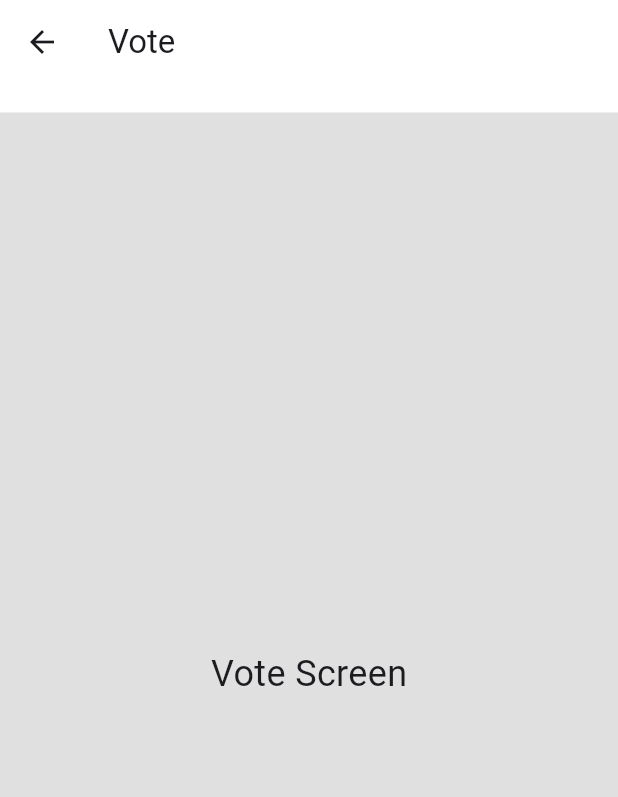
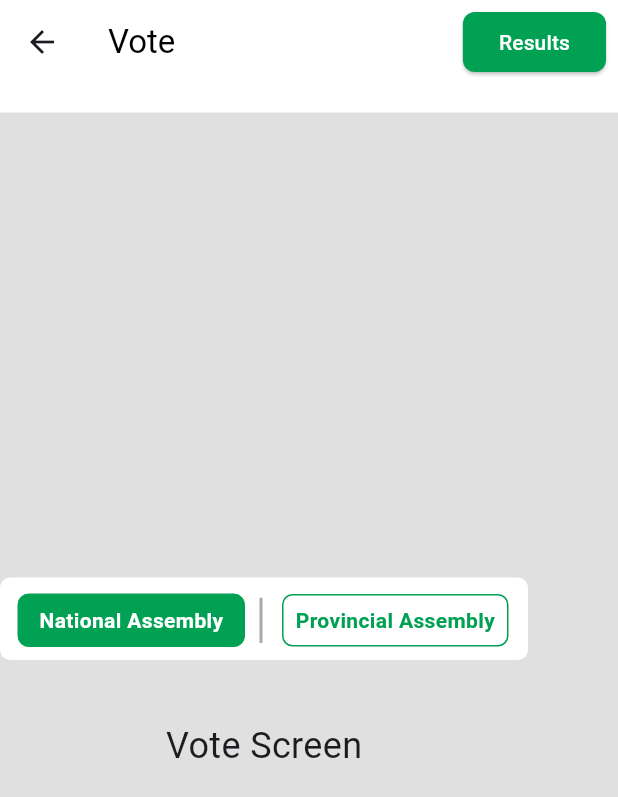
Before and after one commit to muhammadhussnainsaeed/VotingApp, a Flutter app: the VoteScreen screen opened directly, on a phone screen of 412 x 824 dp. Shown: the top 797 px of the screen. Run offline on Flutter 3.47's test engine with Material 3 defaults, Android fonts, the phone set to English and light mode, and no system bars.

Commit message:
new classes

```diff
--- /dev/null
+++ b/lib/ResultScreen.dart
@@ -0,0 +1,20 @@
+import 'package:flutter/material.dart';
+
+class ResultsScreen extends StatelessWidget {
+  @override
+  Widget build(BuildContext context) {
+    return Scaffold(
+      appBar: AppBar(
+        title: Text('Results', style: TextStyle(color: Colors.black)),
+        backgroundColor: Colors.white,
+      ),
+      backgroundColor: Colors.grey[300],
+      body: Center(
+        child: Text(
+          'Results Screen',
+          style: TextStyle(fontSize: 24),
+        ),
+      ),
+    );
+  }
+}
--- a/lib/VoteScreen.dart
+++ b/lib/VoteScreen.dart
@@ -1,20 +1,195 @@
 import 'package:flutter/material.dart';
+import 'ResultScreen.dart';
 
-class VoteScreen extends StatelessWidget {
+class VoteScreen extends StatefulWidget {
+  @override
+  _VoteScreenState createState() => _VoteScreenState();
+}
+
+class _VoteScreenState extends State<VoteScreen> {
+  bool isNationalSelected = true;
+
+  void _selectNational() {
+    setState(() {
+      isNationalSelected = true;
+    });
+  }
+
+  void _selectProvincial() {
+    setState(() {
+      isNationalSelected = false;
+    });
+  }
+
+  Widget _buildToggleOption(String label, VoidCallback onTap, bool isSelected, {double? left, required double width}) {
+    return Positioned(
+      left: left,
+      top: 0,
+      child: GestureDetector(
+        onTap: onTap,
+        child: Container(
+          width: width,
+          height: 35,
+          decoration: ShapeDecoration(
+            color: isSelected ? Color(0xFF00A153) : Colors.transparent,
+            shape: RoundedRectangleBorder(
+              borderRadius: BorderRadius.circular(7),
+              side: BorderSide(
+                color: Color(0xFF00A153),
+                width: isSelected ? 0 : 1,
+              ),
+            ),
+          ),
+          alignment: Alignment.center,
+          child: Text(
+            label,
+            style: TextStyle(
+              color: isSelected ? Colors.white : Color(0xFF00A153),
+              fontWeight: FontWeight.bold,
+            ),
+          ),
+        ),
+      ),
+    );
+  }
+
+  Widget _buildSelectionToggle(double screenWidth) {
+    double toggleWidth = screenWidth - 60; // 60 accounts for padding on both sides
+    double buttonWidth = (toggleWidth - 30) / 2; // 30 accounts for the space between the buttons
+
+    return Container(
+      width: toggleWidth,
+      height: 55,
+      child: Stack(
+        children: [
+          Positioned(
+            left: 0,
+            top: 0,
+            child: Container(
+              width: toggleWidth,
+              height: 55,
+              decoration: ShapeDecoration(
+                color: Colors.white,
+                shape: RoundedRectangleBorder(
+                  borderRadius: BorderRadius.circular(7),
+                ),
+              ),
+            ),
+          ),
+          Positioned(
+            left: 12,
+            top: 11,
+            child: Container(
+              width: toggleWidth - 24,
+              height: 35,
+              child: Stack(
+                children: [
+                  Positioned(
+                    left: buttonWidth + 2,
+                    top: 2.47,
+                    child: Opacity(
+                      opacity: 0.80,
+                      child: Transform(
+                        transform: Matrix4.identity()..rotateZ(1.57),
+                        child: Container(
+                          width: 30.24,
+                          decoration: ShapeDecoration(
+                            shape: RoundedRectangleBorder(
+                              side: BorderSide(
+                                width: 1,
+                                color: Color(0xFF939393),
+                              ),
+                            ),
+                          ),
+                        ),
+                      ),
+                    ),
+                  ),
+                  _buildToggleOption(
+                    'National Assembly',
+                    _selectNational,
+                    isNationalSelected,
+                    width: buttonWidth - 10,
+                  ),
+                  _buildToggleOption(
+                    'Provincial Assembly',
+                    _selectProvincial,
+                    !isNationalSelected,
+                    left: buttonWidth + 15,
+                    width: buttonWidth - 10,
+                  ),
+                ],
+              ),
+            ),
+          ),
+        ],
+      ),
+    );
+  }
+
   @override
   Widget build(BuildContext context) {
+    double screenWidth = MediaQuery.of(context).size.width;
+
     return Scaffold(
       appBar: PreferredSize(
         preferredSize: Size.fromHeight(75), // Increase the height of the AppBar
         child: AppBar(
-          title: Text('Vote'),
+          title: Text('Vote', style: TextStyle(color: Colors.black)), // Set text color to black
           backgroundColor: Colors.white,
+          actions: [
+            Padding(
+              padding: const EdgeInsets.all(8.0),
+              child: ElevatedButton(
+                onPressed: () {
+                  Navigator.push(
+                    context,
+                    MaterialPageRoute(builder: (context) => ResultsScreen()),
+                  );
+                },
+                style: ElevatedButton.styleFrom(
+                  backgroundColor: Color(0xFF00A153), // Green color
+                  shape: RoundedRectangleBorder(
+                    borderRadius: BorderRadius.circular(8), // Slightly curved corners
+                  ),
+                ),
+                child: Text(
+                  'Results',
+                  style: TextStyle(color: Colors.white), // Set text color to white
+                ),
+              ),
+            ),
+          ],
         ),
+      ),
+      backgroundColor: Colors.grey[300],
+      body: Column(
+        mainAxisAlignment: MainAxisAlignment.center,
+        children: [
+          _buildSelectionToggle(screenWidth),
+          SizedBox(height: 40),
+          Text(
+            'Vote Screen',
+            style: TextStyle(fontSize: 24),
+          ),
+        ],
+      ),
+    );
+  }
+}
+
+class ResultsScreen extends StatelessWidget {
+  @override
+  Widget build(BuildContext context) {
+    return Scaffold(
+      appBar: AppBar(
+        title: Text('Results', style: TextStyle(color: Colors.black)),
+        backgroundColor: Colors.white,
       ),
       backgroundColor: Colors.grey[300],
       body: Center(
         child: Text(
-          'Vote Screen',
+          'Results Screen',
           style: TextStyle(fontSize: 24),
         ),
       ),
```
